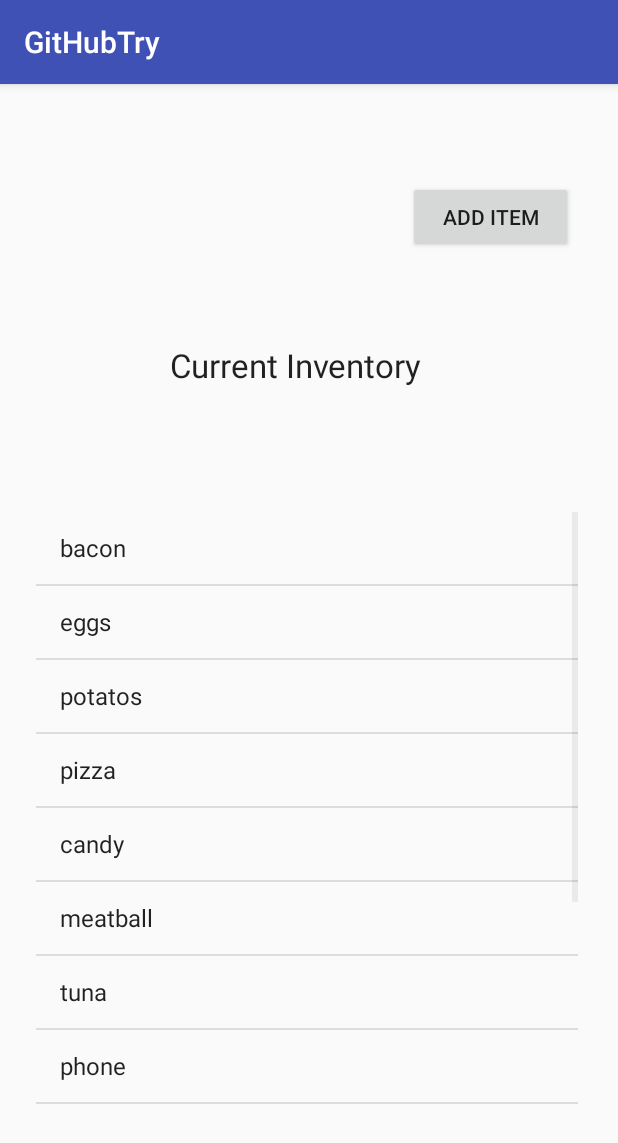
After one commit to ikram-hamizi/GitHubTry, an Android app: the Inventory screen opened directly, with no data from a screen before it, on a phone screen of 412 x 824 dp. The commit adds this screen. Shown: the top 1143 px of the screen. Run offline under Robolectric (Android 15) with nearby library versions, the phone set to English and light mode, and no system bars.

Commit message:
adding current inventory and listview

```diff
--- a/app/src/main/AndroidManifest.xml
+++ b/app/src/main/AndroidManifest.xml
@@ -9,7 +9,7 @@
         android:roundIcon="@mipmap/ic_launcher_round"
         android:supportsRtl="true"
         android:theme="@style/AppTheme">
-        <activity android:name=".AddItemActivity">
+        <activity android:name=".MainActivity">
             <intent-filter>
                 <action android:name="android.intent.action.MAIN" />
 
@@ -17,6 +17,8 @@
             </intent-filter>
         </activity>
         <activity android:name=".Register"></activity>
+        <activity android:name=".AddItemActivity"></activity>
+        <activity android:name=".Inventory"></activity>
     </application>
 
 </manifest>
--- a/app/src/main/java/com/example/usp05/githubtry/DataModel/DBItemsHelper.java
+++ b/app/src/main/java/com/example/usp05/githubtry/DataModel/DBItemsHelper.java
@@ -19,6 +19,7 @@ public class DBItemsHelper extends SQLiteOpenHelper{
     private static final String DB_NAME = "DATABASE_MYINVENTORYAPP";
 
     private static final String ITEM_TABLE_NAME = "ITEM";
+    private static final String ITEM_COL_USERNAME = "USERNAME";
     private static final String ITEM_COL_ID = "ID";
     private static final String ITEM_COL_NAME = "NAME";
     private static final String ITEM_COL_LOCATION = "LOCATION";
@@ -32,7 +33,7 @@ public class DBItemsHelper extends SQLiteOpenHelper{
     private long rownInsert;
     SQLiteDatabase appDB;
 
-    private static final String TABLE_CREATE = "CREATE TABLE ITEM (ID INTEGER PRIMARY KEY NOT NULL , " +
+    private static final String TABLE_CREATE = "CREATE TABLE ITEM (USERNAME TEXT NOT NULL, ID INTEGER PRIMARY KEY , " +
             "NAME TEXT NOT NULL , LOCATION TEXT NOT NULL , TYPE TEXT NOT NULL , DATE_PURCHASED TEXT NOT NULL , " +
             "DATE_EXPIRED TEXT NOT NULL , QUANTITY INT NOT NULL, AVERAGE_PRICE FLOAT NOT NULL , NOTES TEXT NOT NULL);";
 
@@ -49,7 +50,7 @@ public class DBItemsHelper extends SQLiteOpenHelper{
     @Override
     public void onUpgrade(SQLiteDatabase db, int i, int i1) {
 
-        String drop_query = "DROP TABLE IF EXISTS "+ITEM_TABLE_NAME;
+        String drop_query = "DROP TABLE IF EXISTS "+ ITEM_TABLE_NAME;
         db.execSQL(drop_query);
         this.onCreate(db);
     }
@@ -67,6 +68,7 @@ public class DBItemsHelper extends SQLiteOpenHelper{
         int count = cursor.getCount();
 
         values.put(ITEM_COL_ID, count);
+        values.put(ITEM_COL_USERNAME, item.getUsername());
         values.put(ITEM_COL_NAME, item.getName());
         values.put(ITEM_COL_LOCATION, item.getLocation());
         values.put(ITEM_COL_TYPE, item.getType());
--- /dev/null
+++ b/app/src/main/java/com/example/usp05/githubtry/Inventory.java
@@ -0,0 +1,39 @@
+package com.example.usp05.githubtry;
+
+import android.content.Intent;
+import android.os.Bundle;
+import android.support.v7.app.AppCompatActivity;
+import android.view.View;
+import android.widget.ArrayAdapter;
+import android.widget.ListAdapter;
+import android.widget.ListView;
+import android.widget.TextView;
+
+/**
+ * Created by minh on 3/29/18.
+ */
+
+public class Inventory extends AppCompatActivity {
+    String username;
+    @Override
+    protected void onCreate(Bundle savedInstanceState) {
+        super.onCreate(savedInstanceState);
+        setContentView(R.layout.inventory);
+        username = getIntent().getStringExtra("username");
+
+
+        // this is an example view list, just used to visual purposes
+        String items[] = {"bacon", "eggs", "potatos", "pizza", "candy", "meatball", "tuna", "phone", "headphones", "fish", "meat", "pig", "cow"};
+        ListAdapter adapter = new ArrayAdapter<String>(this, android.R.layout.simple_list_item_1, items);
+        ListView listItems = (ListView) findViewById(R.id.listItems);
+        listItems.setAdapter(adapter);
+    }
+
+    public void onAddItemClick(View view) {
+        if(view.getId() == R.id.addItemButton) {
+            Intent i = new Intent(Inventory.this, AddItemActivity.class);
+            i.putExtra("username", username);
+            startActivity(i);
+        }
+    }
+}
--- a/app/src/main/java/com/example/usp05/githubtry/MainActivity.java
+++ b/app/src/main/java/com/example/usp05/githubtry/MainActivity.java
@@ -33,8 +33,9 @@ public class MainActivity extends AppCompatActivity {
                 message.show();
             }
             else {
-                Toast message = Toast.makeText(MainActivity.this, "Login Successful!", Toast.LENGTH_SHORT);
-                message.show();
+                Intent i = new Intent(MainActivity.this, Inventory.class);
+                i.putExtra("username", usernameStr);
+                startActivity(i);
             }
         }
     }
--- /dev/null
+++ b/app/src/main/res/layout/inventory.xml
@@ -0,0 +1,51 @@
+<?xml version="1.0" encoding="utf-8"?>
+<android.support.constraint.ConstraintLayout xmlns:android="http://schemas.android.com/apk/res/android"
+    xmlns:app="http://schemas.android.com/apk/res-auto"
+    xmlns:tools="http://schemas.android.com/tools"
+    android:layout_width="match_parent"
+    android:layout_height="match_parent"
+    android:orientation="vertical">
+
+    <Button
+        android:id="@+id/addItemButton"
+        android:layout_width="110dp"
+        android:layout_height="48dp"
+        android:layout_marginEnd="16dp"
+        android:layout_marginStart="258dp"
+        android:layout_marginTop="5dp"
+        android:onClick="onAddItemClick"
+        android:text="Add Item"
+        app:layout_constraintBottom_toTopOf="@+id/textView8"
+        app:layout_constraintEnd_toEndOf="parent"
+        app:layout_constraintStart_toStartOf="parent"
+        app:layout_constraintTop_toTopOf="parent" />
+
+    <ListView
+        android:id="@+id/listItems"
+        android:layout_width="361dp"
+        android:layout_height="408dp"
+        android:layout_marginBottom="16dp"
+        android:layout_marginEnd="13dp"
+        android:layout_marginStart="10dp"
+        android:layout_marginTop="11dp"
+        app:layout_constraintBottom_toBottomOf="parent"
+        app:layout_constraintEnd_toEndOf="parent"
+        app:layout_constraintStart_toStartOf="parent"
+        app:layout_constraintTop_toBottomOf="@+id/textView8"
+        app:layout_constraintVertical_bias="0.0" />
+
+    <TextView
+        android:id="@+id/textView8"
+        android:layout_width="174dp"
+        android:layout_height="32dp"
+        android:layout_marginBottom="11dp"
+        android:layout_marginEnd="114dp"
+        android:layout_marginStart="96dp"
+        android:gravity="center"
+        android:text="Current Inventory"
+        android:textAppearance="@android:style/TextAppearance.DeviceDefault.Large"
+        app:layout_constraintBottom_toTopOf="@+id/listItems"
+        app:layout_constraintEnd_toEndOf="parent"
+        app:layout_constraintStart_toStartOf="parent"
+        app:layout_constraintTop_toBottomOf="@+id/addItemButton" />
+</android.support.constraint.ConstraintLayout>
--- a/build.gradle
+++ b/build.gradle
@@ -8,8 +8,8 @@ buildscript {
     }
     dependencies {
         classpath 'com.android.tools.build:gradle:3.0.1'
-        testCompile 'junit:junit:4.12'
-        testCompile 'org.mockito:mockito-all:1.10.19'
+//        testCompile 'junit:junit:4.12'
+//        testCompile 'org.mockito:mockito-all:1.10.19'
 
 
         // NOTE: Do not place your application dependencies here; they belong
```
Also changed, not shown: app/src/main/java/com/example/usp05/githubtry/AddItemActivity.java (+11 -5 lines), app/src/main/java/com/example/usp05/githubtry/DataModel/Item.java (+7 -2 lines), app/src/main/java/com/example/usp05/githubtry/Register.java (+7 -7 lines), app/src/main/java/com/example/usp05/githubtry/User.java (+11 -4 lines).
